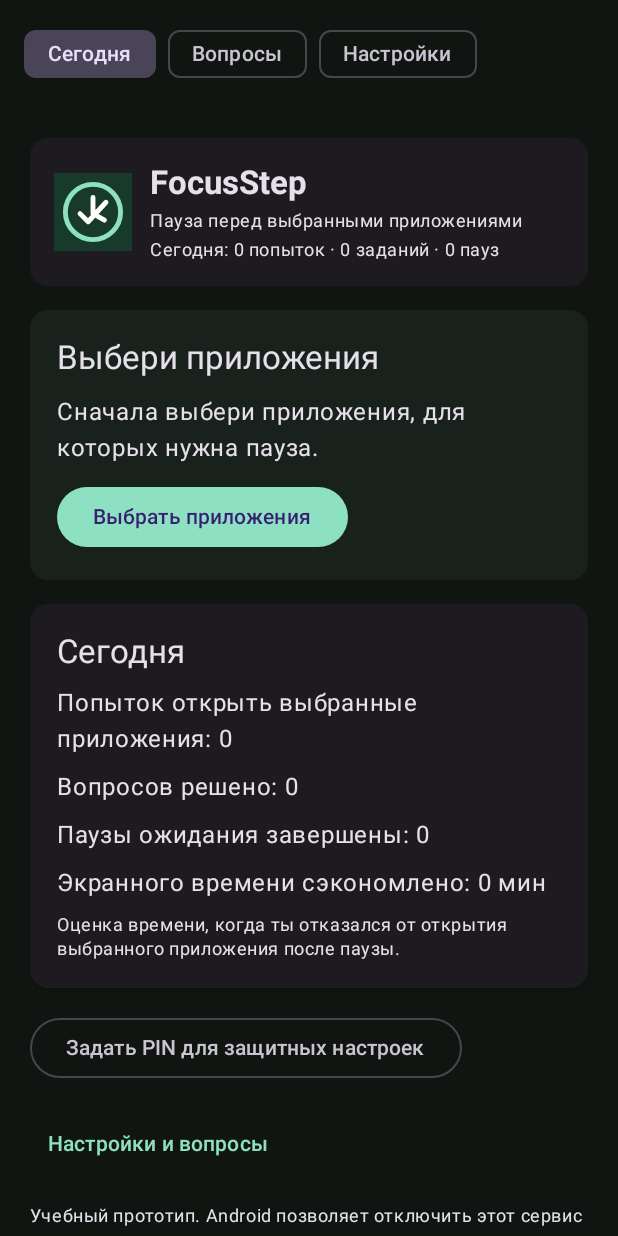
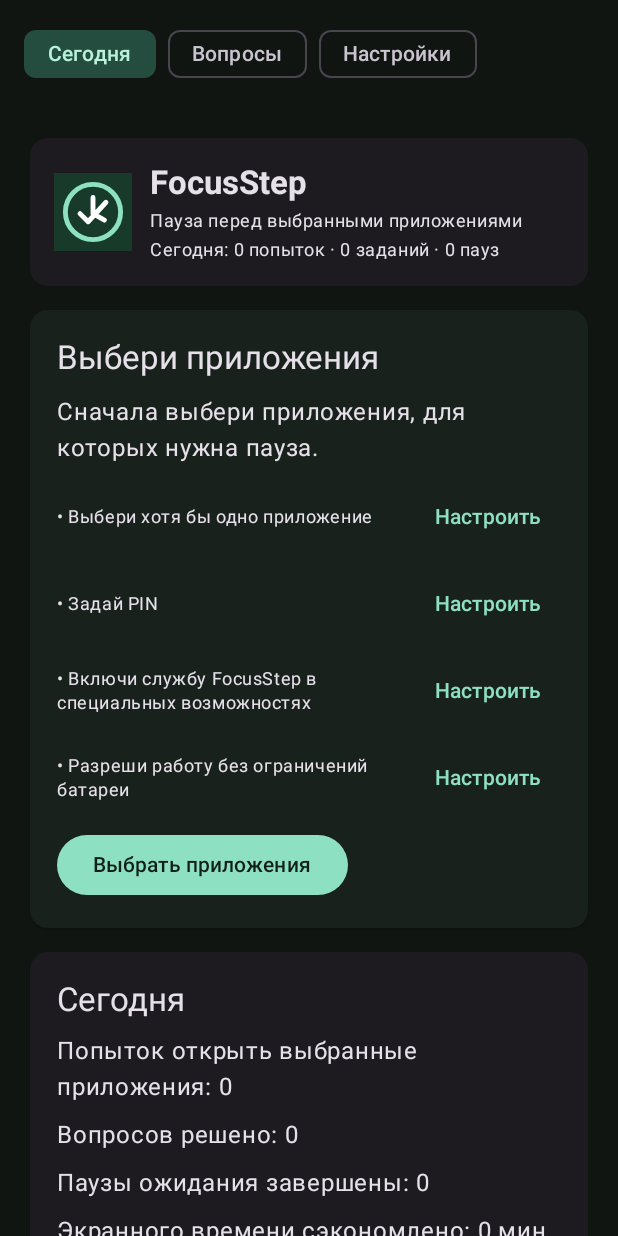
Before and after one commit to Chvertko/anti-procrastiration-app, an Android app built with Jetpack Compose: the screen it shows after launch (MainActivity), on a phone screen of 412 x 824 dp. Run offline under Robolectric (Android 15) with nearby library versions, the phone set to English and light mode, and no system bars; pictures from the network do not load; 1 statement that could not run was skipped.

Commit message:
Improve background protection persistence

```diff
--- a/app/src/main/java/com/chvertko/focusstep/AppPrefs.kt
+++ b/app/src/main/java/com/chvertko/focusstep/AppPrefs.kt
@@ -16,6 +16,14 @@ object AppPrefs {
     fun setWaitMinutes(context: Context, value: Int) { prefs(context).edit().putInt("wait_minutes", value.coerceIn(2, 5)).apply() }
     fun accessMinutes(context: Context): Int = prefs(context).getInt("access_minutes", 10).coerceIn(5, 30)
     fun setAccessMinutes(context: Context, value: Int) { prefs(context).edit().putInt("access_minutes", value.coerceIn(5, 30)).apply() }
+    fun setBackgroundAutostartConfirmed(context: Context, value: Boolean) { prefs(context).edit().putBoolean("background_autostart_confirmed", value).apply() }
+    fun backgroundAutostartConfirmed(context: Context): Boolean = prefs(context).getBoolean("background_autostart_confirmed", false)
+    fun setRecentsLockConfirmed(context: Context, value: Boolean) { prefs(context).edit().putBoolean("recents_lock_confirmed", value).apply() }
+    fun recentsLockConfirmed(context: Context): Boolean = prefs(context).getBoolean("recents_lock_confirmed", false)
+    fun setCurrentForegroundPackage(context: Context, packageName: String?) {
+        prefs(context).edit().putString("current_foreground_package", packageName).apply()
+    }
+    fun currentForegroundPackage(context: Context): String? = prefs(context).getString("current_foreground_package", null)
     fun remoteUrl(context: Context): String = prefs(context).getString("remote_url", "") ?: ""
     fun setRemoteUrl(context: Context, value: String) { prefs(context).edit().putString("remote_url", value.trim()).apply() }
 
--- a/app/src/main/java/com/chvertko/focusstep/MainActivity.kt
+++ b/app/src/main/java/com/chvertko/focusstep/MainActivity.kt
@@ -34,12 +34,15 @@ import java.util.Locale
 
 class MainActivity : ComponentActivity() {
     private val resumeState = mutableIntStateOf(0)
-    private val notificationPermission = registerForActivityResult(ActivityResultContracts.RequestPermission()) {
-        openAccessibilitySettings(this)
+    private var continueSetupAfterNotification = false
+    private val notificationPermission = registerForActivityResult(ActivityResultContracts.RequestPermission()) { granted ->
+        if (granted && continueSetupAfterNotification) openAccessibilitySettings(this)
+        continueSetupAfterNotification = false
     }
 
     fun continueProtectionSetup() {
         if (android.os.Build.VERSION.SDK_INT >= 33 && checkSelfPermission(android.Manifest.permission.POST_NOTIFICATIONS) != android.content.pm.PackageManager.PERMISSION_GRANTED) {
+            continueSetupAfterNotification = true
             notificationPermission.launch(android.Manifest.permission.POST_NOTIFICATIONS)
         } else {
             openAccessibilitySettings(this)
@@ -48,6 +51,7 @@ class MainActivity : ComponentActivity() {
 
     fun requestNotificationPermission() {
         if (android.os.Build.VERSION.SDK_INT >= 33 && checkSelfPermission(android.Manifest.permission.POST_NOTIFICATIONS) != android.content.pm.PackageManager.PERMISSION_GRANTED) {
+            continueSetupAfterNotification = false
             notificationPermission.launch(android.Manifest.permission.POST_NOTIFICATIONS)
         }
     }
@@ -61,6 +65,7 @@ class MainActivity : ComponentActivity() {
 
     override fun onResume() {
         super.onResume()
+        ProtectionStatusService.ensureRunning(this)
         com.chvertko.focusstep.widget.FocusStepWidgetProvider.updateAll(this)
         resumeState.intValue++
     }
@@ -76,6 +81,9 @@ private fun FocusStepApp(refreshKey: Int) {
     MaterialTheme(colorScheme = darkColorScheme(
         primary = androidx.compose.ui.graphics.Color(0xFF8DE0C1),
         secondary = androidx.compose.ui.graphics.Color(0xFFF4BD78),
+        onPrimary = androidx.compose.ui.graphics.Color(0xFF102019),
+        secondaryContainer = androidx.compose.ui.graphics.Color(0xFF244D40),
+        onSecondaryContainer = androidx.compose.ui.graphics.Color(0xFFB9F2DC),
         background = androidx.compose.ui.graphics.Color(0xFF101512),
         surface = androidx.compose.ui.graphics.Color(0xFF19211D),
     )) {
@@ -128,19 +136,17 @@ private fun HomePage(refreshKey: Int, onSettings: () -> Unit, onDisabled: () ->
     var showPinDialog by remember { mutableStateOf(false) }
     var showDisablePinDialog by remember { mutableStateOf(false) }
     var showDisableConfirmation by remember { mutableStateOf(false) }
-    val accessibilityEnabled = remember(refreshKey) { isMonitorEnabled(context) }
-    var serviceHeartbeatFresh by remember(refreshKey) { mutableStateOf(AppPrefs.isMonitorHeartbeatFresh(context)) }
+    var readiness by remember(refreshKey) { mutableStateOf(ProtectionReadinessChecker.check(context)) }
+    var showXiaomiGuide by remember { mutableStateOf(false) }
     val apps = remember(refreshKey) { AppPrefs.selectedApps(context) }
     val stats = remember(refreshKey) { AppPrefs.dailyStats(context) }
-    val serviceEnabled = accessibilityEnabled && serviceHeartbeatFresh && apps.isNotEmpty()
+    val serviceEnabled = readiness.isReady
 
-    LaunchedEffect(refreshKey, accessibilityEnabled) {
-        if (accessibilityEnabled && !serviceHeartbeatFresh) {
-            repeat(6) {
-                delay(2_000L)
-                serviceHeartbeatFresh = AppPrefs.isMonitorHeartbeatFresh(context)
-                if (serviceHeartbeatFresh) return@LaunchedEffect
-            }
+    LaunchedEffect(refreshKey) {
+        repeat(10) {
+            readiness = ProtectionReadinessChecker.check(context)
+            if (readiness.isReady) return@LaunchedEffect
+            delay(2_000L)
         }
     }
 
@@ -163,7 +169,7 @@ private fun HomePage(refreshKey: Int, onSettings: () -> Unit, onDisabled: () ->
                     when {
                         serviceEnabled -> "Защита активна"
                         apps.isEmpty() -> "Выбери приложения"
-                        accessibilityEnabled && !serviceHeartbeatFresh -> "Служба не отвечает"
+                        readiness.accessibilityEnabled && !readiness.serviceResponsive -> "Служба не отвечает"
                         else -> "Нужна настройка"
                     },
                     style = MaterialTheme.typography.titleLarge,
@@ -172,22 +178,45 @@ private fun HomePage(refreshKey: Int, onSettings: () -> Unit, onDisabled: () ->
                     when {
                         serviceEnabled -> "Служба работает в фоне. Выбрано приложений: ${apps.size}."
                         apps.isEmpty() -> "Сначала выбери приложения, для которых нужна пауза."
-                        accessibilityEnabled && !serviceHeartbeatFresh -> "Служба включена в Android, но сейчас не отвечает. Открой настройки специальных возможностей и проверь её состояние."
-                        AppPrefs.protectionRequested(context) -> "Android отключил или остановил службу. Нажми ниже, чтобы проверить разрешение и включить защиту снова."
-                        else -> "Включи доступ FocusStep в настройках специальных возможностей Android."
+                        else -> "Чтобы защита работала постоянно, выполни все пункты ниже."
                     },
                 )
+                if (!serviceEnabled) readiness.missing.forEach { item ->
+                    Row(Modifier.fillMaxWidth(), verticalAlignment = Alignment.CenterVertically, horizontalArrangement = Arrangement.spacedBy(8.dp)) {
+                        Text("• $item", modifier = Modifier.weight(1f), style = MaterialTheme.typography.bodySmall)
+                        TextButton(onClick = {
+                            when {
+                                item.contains("приложение") -> onSettings()
+                                item.contains("PIN") -> showPinDialog = true
+                                item.contains("специальных") || item.contains("не отвечает") -> {
+                                    AppPrefs.setProtectionRequested(context, true)
+                                    showDisclosure = true
+                                }
+                                item.contains("уведомлен") -> (context as? MainActivity)?.requestNotificationPermission()
+                                item.contains("батареи") -> runCatching {
+                                    context.startActivity(Intent(Settings.ACTION_IGNORE_BATTERY_OPTIMIZATION_SETTINGS).addFlags(Intent.FLAG_ACTIVITY_NEW_TASK))
+                                }
+                                else -> showXiaomiGuide = true
+                            }
+                        }) { Text("Настроить") }
+                    }
+                }
                 Button(onClick = {
                     if (serviceEnabled) {
                         if (PinCode.isSet(context)) showDisablePinDialog = true else showPinDialog = true
                     } else when {
                         apps.isEmpty() -> onSettings()
                         !PinCode.isSet(context) -> showPinDialog = true
-                        !accessibilityEnabled -> {
+                        !readiness.accessibilityEnabled -> {
                             AppPrefs.setProtectionRequested(context, true)
                             com.chvertko.focusstep.widget.FocusStepWidgetProvider.updateAll(context)
                             showDisclosure = true
                         }
+                        !readiness.notificationsAllowed -> (context as? MainActivity)?.requestNotificationPermission()
+                        !readiness.batteryUnrestricted -> runCatching {
+                            context.startActivity(Intent(Settings.ACTION_IGNORE_BATTERY_OPTIMIZATION_SETTINGS).addFlags(Intent.FLAG_ACTIVITY_NEW_TASK))
+                        }
+                        readiness.isXiaomi && (!readiness.autostartConfirmed || !readiness.recentsLockConfirmed) -> showXiaomiGuide = true
                         else -> openAccessibilitySettings(context)
                     }
                 }, colors = if (serviceEnabled) ButtonDefaults.buttonColors(
@@ -198,8 +227,11 @@ private fun HomePage(refreshKey: Int, onSettings: () -> Unit, onDisabled: () ->
                         serviceEnabled -> "Отключить защиту"
                         apps.isEmpty() -> "Выбрать приложения"
                         !PinCode.isSet(context) -> "Задать PIN"
-                        !accessibilityEnabled -> "Включить защиту"
-                        else -> "Восстановить защиту"
+                        !readiness.accessibilityEnabled -> "Продолжить настройку"
+                        !readiness.notificationsAllowed -> "Разрешить уведомления"
+                        !readiness.batteryUnrestricted -> "Настроить батарею"
+                        readiness.isXiaomi && (!readiness.autostartConfirmed || !readiness.recentsLockConfirmed) -> "Настроить работу в фоне"
+                        else -> "Проверить настройки"
                     })
                 }
                 if (serviceEnabled) Text("Для отключения нужны PIN и подтверждение.", style = MaterialTheme.typography.bodySmall)
@@ -230,6 +262,18 @@ private fun HomePage(refreshKey: Int, onSettings: () -> Unit, onDisabled: () ->
             (context as? MainActivity)?.continueProtectionSetup() ?: openAccessibilitySettings(context)
         }) { Text("Продолжить") } },
         dismissButton = { TextButton(onClick = { showDisclosure = false }) { Text("Отмена") } },
+    )
+    if (showXiaomiGuide) AlertDialog(
+        onDismissRequest = { showXiaomiGuide = false },
+        title = { Text("Фоновая работа Xiaomi") },
+        text = { Text("В настройках Xiaomi разреши FocusStep фоновый автозапуск и режим батареи «Без ограничений». В списке последних приложений закрепи FocusStep замком. Вернись сюда после настройки и отметь оба пункта. Xiaomi может завершать приложения через очистку памяти.") },
+        confirmButton = { Button(onClick = {
+            AppPrefs.setBackgroundAutostartConfirmed(context, true)
+            AppPrefs.setRecentsLockConfirmed(context, true)
+            showXiaomiGuide = false
+            readiness = ProtectionReadinessChecker.check(context)
+        }) { Text("Настроил оба пункта") } },
+        dismissButton = { TextButton(onClick = { showXiaomiGuide = false }) { Text("Позже") } },
     )
     if (showPinDialog) PinSetupDialog(onDone = { showPinDialog = false; if (serviceEnabled) showDisablePinDialog = true }, onCancel = { showPinDialog = false })
     if (showDisablePinDialog) PinVerifyDialog(
--- /dev/null
+++ b/app/src/main/java/com/chvertko/focusstep/ProtectionReadiness.kt
@@ -0,0 +1,69 @@
+package com.chvertko.focusstep
+
+import android.accessibilityservice.AccessibilityServiceInfo
+import android.app.NotificationManager
+import android.content.ComponentName
+import android.content.Context
+import android.os.Build
+import android.os.PowerManager
+import android.view.accessibility.AccessibilityManager
+import com.chvertko.focusstep.data.PinCode
+
+data class ProtectionReadiness(
+    val appsSelected: Boolean,
+    val pinSet: Boolean,
+    val accessibilityEnabled: Boolean,
+    val serviceResponsive: Boolean,
+    val notificationsAllowed: Boolean,
+    val batteryUnrestricted: Boolean,
+    val autostartConfirmed: Boolean,
+    val recentsLockConfirmed: Boolean,
+    val isXiaomi: Boolean,
+) {
+    val isReady: Boolean
+        get() = appsSelected && pinSet && accessibilityEnabled && serviceResponsive && notificationsAllowed && batteryUnrestricted &&
+            (!isXiaomi || (autostartConfirmed && recentsLockConfirmed))
+
+    val missing: List<String>
+        get() = buildList {
+            if (!appsSelected) add("Выбери хотя бы одно приложение")
+            if (!pinSet) add("Задай PIN")
+            if (!accessibilityEnabled) add("Включи службу FocusStep в специальных возможностях")
+            else if (!serviceResponsive) add("Служба сейчас не отвечает")
+            if (!notificationsAllowed) add("Разреши уведомления FocusStep")
+            if (!batteryUnrestricted) add("Разреши работу без ограничений батареи")
+            if (isXiaomi && !autostartConfirmed) add("Разреши фоновый автозапуск Xiaomi")
+            if (isXiaomi && !recentsLockConfirmed) add("Закрепи FocusStep в списке последних приложений")
+        }
+}
+
+object ProtectionReadinessChecker {
+    fun check(context: Context): ProtectionReadiness {
+        val manager = context.getSystemService(Context.ACCESSIBILITY_SERVICE) as AccessibilityManager
+        val component = ComponentName(context, com.chvertko.focusstep.monitor.AppMonitorService::class.java)
+        val accessibilityEnabled = manager.getEnabledAccessibilityServiceList(AccessibilityServiceInfo.FEEDBACK_ALL_MASK)
+            .any { it.resolveInfo.serviceInfo.packageName == component.packageName && it.resolveInfo.serviceInfo.name == component.className }
+        val notificationsAllowed =
+            (Build.VERSION.SDK_INT < 33 || context.checkSelfPermission(android.Manifest.permission.POST_NOTIFICATIONS) == android.content.pm.PackageManager.PERMISSION_GRANTED) &&
+                context.getSystemService(NotificationManager::class.java).areNotificationsEnabled() &&
+                (Build.VERSION.SDK_INT < Build.VERSION_CODES.O || context.getSystemService(NotificationManager::class.java)
+                    .getNotificationChannel("focusstep_protection")?.importance != NotificationManager.IMPORTANCE_NONE)
+        val batteryUnrestricted = if (Build.VERSION.SDK_INT >= Build.VERSION_CODES.M) {
+            (context.getSystemService(Context.POWER_SERVICE) as PowerManager).isIgnoringBatteryOptimizations(context.packageName)
+        } else true
+        val manufacturer = Build.MANUFACTURER.lowercase()
+        val brand = Build.BRAND.lowercase()
+        val xiaomi = listOf("xiaomi", "redmi", "poco").any { it in manufacturer || it in brand }
+        return ProtectionReadiness(
+            appsSelected = AppPrefs.selectedApps(context).isNotEmpty(),
+            pinSet = PinCode.isSet(context),
+            accessibilityEnabled = accessibilityEnabled,
+            serviceResponsive = AppPrefs.isMonitorHeartbeatFresh(context),
+            notificationsAllowed = notificationsAllowed,
+            batteryUnrestricted = batteryUnrestricted,
+            autostartConfirmed = AppPrefs.backgroundAutostartConfirmed(context),
+            recentsLockConfirmed = AppPrefs.recentsLockConfirmed(context),
+            isXiaomi = xiaomi,
+        )
+    }
+}
```
Also changed, not shown: app/src/main/AndroidManifest.xml (+16 -4 lines), app/src/main/java/com/chvertko/focusstep/ProtectionStatusService.kt (added, +164 -0 lines), app/src/main/java/com/chvertko/focusstep/monitor/AppMonitorService.kt (+13 -64 lines), 3 other files.
